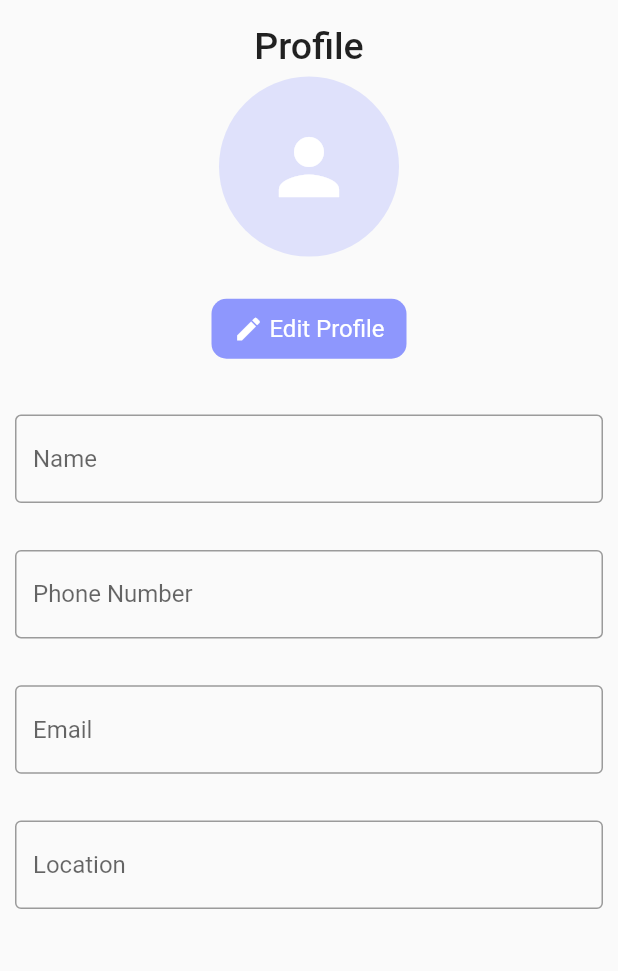
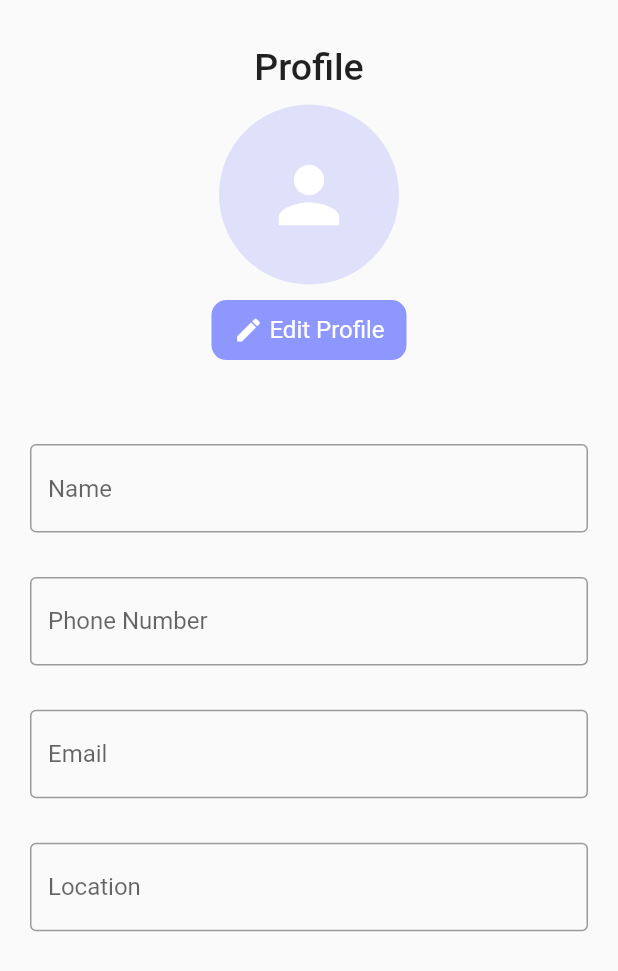
Before and after one commit to ShrutiNigamgit/scrap2art, a Flutter app: the ProfilePage screen opened directly, on a phone screen of 412 x 824 dp. Shown: the top 971 px of the screen. Run offline on Flutter 3.47's test engine with Material 2 defaults, Android fonts, the phone set to English and light mode, and no system bars; our stand-ins replace animated_bottom_navigation_bar.

Commit message:
Commit Merged UI content

```diff
--- a/lib/UI/Profile.dart
+++ b/lib/UI/Profile.dart
@@ -1,7 +1,8 @@
+import 'package:flutter/material.dart';
 import 'package:flutter/material.dart';
 
 class ProfilePage extends StatefulWidget {
-  const ProfilePage({super.key});
+  const ProfilePage({Key? key});
 
   @override
   State<ProfilePage> createState() => _ProfilePageState();
@@ -13,8 +14,9 @@ class _ProfilePageState extends State<ProfilePage> {
     return SafeArea(
       child: Scaffold(
         body: Padding(
-          padding: const EdgeInsets.fromLTRB(10, 10, 10, 30),
+          padding: const EdgeInsets.all(20.0),
           child: Column(
+            crossAxisAlignment: CrossAxisAlignment.center,
             children: [
               Expanded(
                 flex: 3,
@@ -24,7 +26,9 @@ class _ProfilePageState extends State<ProfilePage> {
                     Text(
                       "Profile",
                       style: TextStyle(
-                            fontWeight: FontWeight.w500, fontSize: 25),
+                        fontWeight: FontWeight.w500,
+                        fontSize: 25,
+                      ),
                     ),
                     CircleAvatar(
                       backgroundColor: Color(0x408E97FD),
@@ -35,7 +39,6 @@ class _ProfilePageState extends State<ProfilePage> {
                         size: 60,
                       ),
                     ),
-                      SizedBox(height: 16),
                     Container(
                       decoration: BoxDecoration(
                         color: Color(0xff8E97FD),
@@ -52,9 +55,7 @@ class _ProfilePageState extends State<ProfilePage> {
                               color: Colors.white,
                               size: 20,
                             ),
-                              SizedBox(
-                                width: 4,
-                              ),
+                            SizedBox(width: 4),
                             Text(
                               'Edit Profile',
                               style: TextStyle(
@@ -67,7 +68,9 @@ class _ProfilePageState extends State<ProfilePage> {
                       ),
                     ),
                   ],
-                  )),
+                ),
+              ),
+              SizedBox(height: 16),
               Expanded(
                 flex: 5,
                 child: Column(
@@ -83,7 +86,7 @@ class _ProfilePageState extends State<ProfilePage> {
                       keyboardType: TextInputType.number,
                       decoration: InputDecoration(
                         border: OutlineInputBorder(),
-                        hintText: 'Phone Number ',
+                        hintText: 'Phone Number',
                       ),
                     ),
                     TextField(
@@ -105,7 +108,7 @@ class _ProfilePageState extends State<ProfilePage> {
               Expanded(
                 flex: 2,
                 child: Container(),
-              )
+              ),
             ],
           ),
         ),
--- a/lib/registrationPages/welcomePage.dart
+++ b/lib/registrationPages/welcomePage.dart
@@ -1,4 +1,5 @@
 import 'package:flutter/material.dart';
+import 'package:scrap2art/UI/HomePage.dart';
 import 'signUpPage.dart';
 
 class welcomePage extends StatefulWidget {
@@ -96,7 +97,8 @@ class _welcomePageState extends State<welcomePage> {
               ),
               SizedBox(height: 30),
               GestureDetector(
-                onTap: () {},
+                  onTap:(){Navigator.push(context, MaterialPageRoute(builder:(context)=>HomePage()));},
+
                 child: Container(
                   width: MediaQuery.of(context).size.width * 0.6,
                   height: 40,
```
Also changed, not shown: pubspec.yaml (+8 -3 lines). Lines whose indentation alone changed are shown as unchanged.
